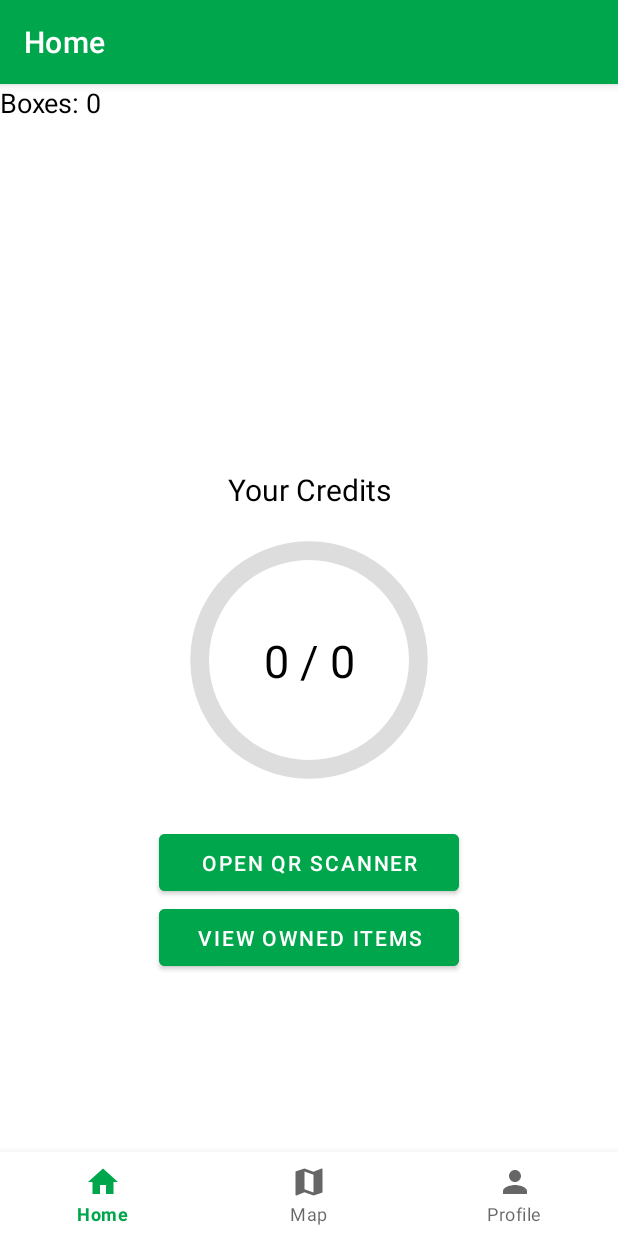
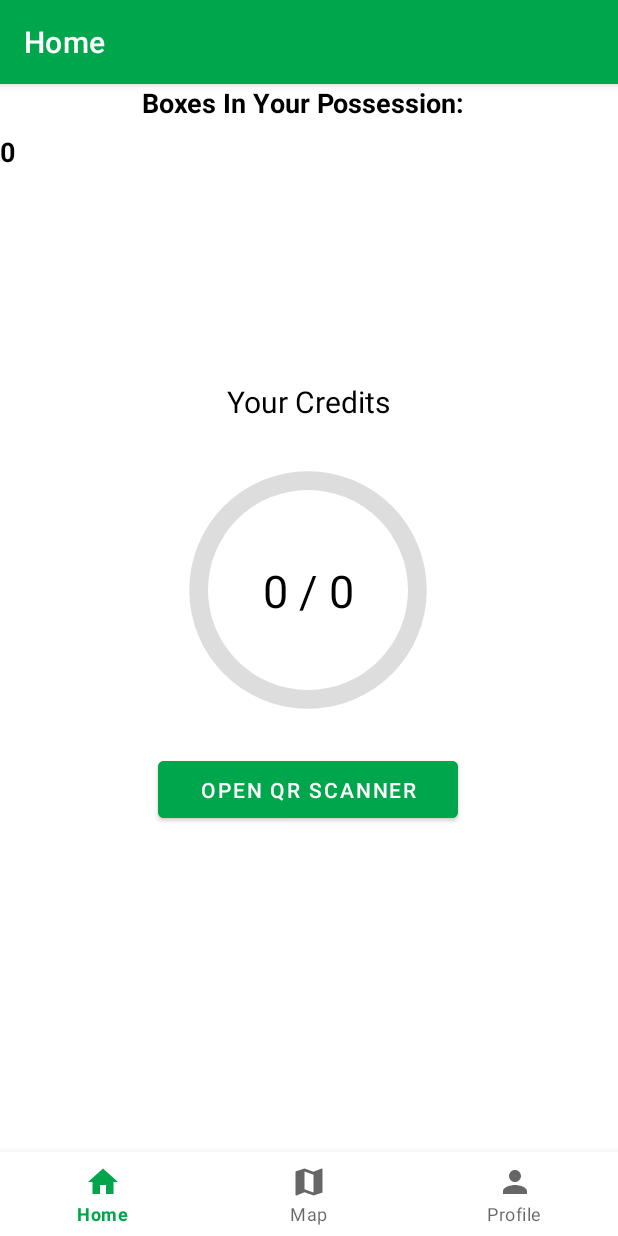
Before and after one commit to Wessel1403/Sustainabox1, an Android app: the screen it shows after launch once a user with an empty profile is signed in (MainActivity), on a phone screen of 412 x 824 dp. Run offline under Robolectric (Android 15) with nearby library versions, the phone set to English and light mode, and no system bars; our stand-ins replace Firebase (no records; nobody signed in at launch, a user with empty details on screens opened directly), navigation-ui; libraries missing offline, so code that uses them is left out: com.journeyapps.barcodescanner; 2 statements that could not run were skipped.

Commit message:
Changed home fragment to show number of boxes in possession in different way

```diff
--- a/app/src/main/java/com/example/sustainabox/ui/home/HomeFragment.java
+++ b/app/src/main/java/com/example/sustainabox/ui/home/HomeFragment.java
@@ -110,8 +110,8 @@ public class HomeFragment extends Fragment {
     });
 
     private void updateContainerCountDisplay() {
-        TextView containerCountText = binding.containerCountText;
-        containerCountText.setText("Boxes: " + ownedContainerCount);
+        TextView containerCountNumber = binding.containerCountNumber;
+        containerCountNumber.setText(ownedContainerCount);
     }
 
     private void updateCreditDisplay() {
--- a/app/src/main/res/layout/fragment_home.xml
+++ b/app/src/main/res/layout/fragment_home.xml
@@ -8,22 +8,39 @@
 
     <TextView
         android:id="@+id/containerCountText"
+        android:layout_width="223dp"
+        android:layout_height="wrap_content"
+        android:text="Boxes In Your Possession:"
+        android:textColor="@android:color/black"
+        android:textSize="18sp"
+        android:textStyle="bold"
+        app:layout_constraintEnd_toEndOf="parent"
+        app:layout_constraintStart_toStartOf="parent"
+        tools:layout_editor_absoluteY="532dp" />
+
+    <TextView
+        android:id="@+id/containerCountNumber"
         android:layout_width="wrap_content"
         android:layout_height="wrap_content"
-        android:text="Boxes: 0"
+        android:layout_marginTop="8dp"
+        android:text="0"
+        android:textColor="@android:color/black"
         android:textSize="18sp"
-        android:textColor="@android:color/black"
-        android:layout_marginTop="16dp"/>
+        android:textStyle="bold"
+        app:layout_constraintTop_toBottomOf="@+id/containerCountText"
+        tools:layout_editor_absoluteX="200dp" />
 
     <TextView
         android:layout_width="wrap_content"
         android:layout_height="wrap_content"
+        android:layout_marginBottom="12dp"
         android:text="@string/credit_text"
         android:textAlignment="center"
         android:textColor="@color/black"
         android:textSize="20sp"
         app:layout_constraintBottom_toTopOf="@+id/credit_progressbar"
         app:layout_constraintEnd_toEndOf="parent"
+        app:layout_constraintHorizontal_bias="0.498"
         app:layout_constraintStart_toStartOf="parent" />
 
     <ProgressBar
@@ -35,9 +52,10 @@
         android:progressDrawable="@drawable/credit_circle"
         app:layout_constraintBottom_toBottomOf="parent"
         app:layout_constraintEnd_toEndOf="parent"
+        app:layout_constraintHorizontal_bias="0.497"
         app:layout_constraintStart_toStartOf="parent"
         app:layout_constraintTop_toTopOf="parent"
-        app:layout_constraintVertical_bias="0.5"/>
+        app:layout_constraintVertical_bias="0.418" />
 
     <TextView
         android:id="@+id/credit_display_text"
@@ -56,24 +74,14 @@
         android:id="@+id/open_qr_scanner_button"
         android:layout_width="200dp"
         android:layout_height="50dp"
+        android:layout_marginTop="8dp"
         android:backgroundTint="@color/green"
         android:text="@string/qr_button_txt"
         android:textColor="@android:color/white"
-        android:layout_marginTop="10dp"
         app:layout_constraintEnd_toEndOf="parent"
+        app:layout_constraintHorizontal_bias="0.497"
         app:layout_constraintStart_toStartOf="parent"
         app:layout_constraintTop_toBottomOf="@+id/credit_progressbar" />
 
-    <Button
-        android:id="@+id/view_boxes_button"
-        android:layout_width="200dp"
-        android:layout_height="50dp"
-        android:backgroundTint="@color/green"
-        android:text="@string/boxes_button_txt"
-        android:textColor="@android:color/white"
-        android:layout_marginTop="0dp"
-        app:layout_constraintEnd_toEndOf="parent"
-        app:layout_constraintStart_toStartOf="parent"
-        app:layout_constraintTop_toBottomOf="@+id/open_qr_scanner_button" />
 
 </androidx.constraintlayout.widget.ConstraintLayout>
```
